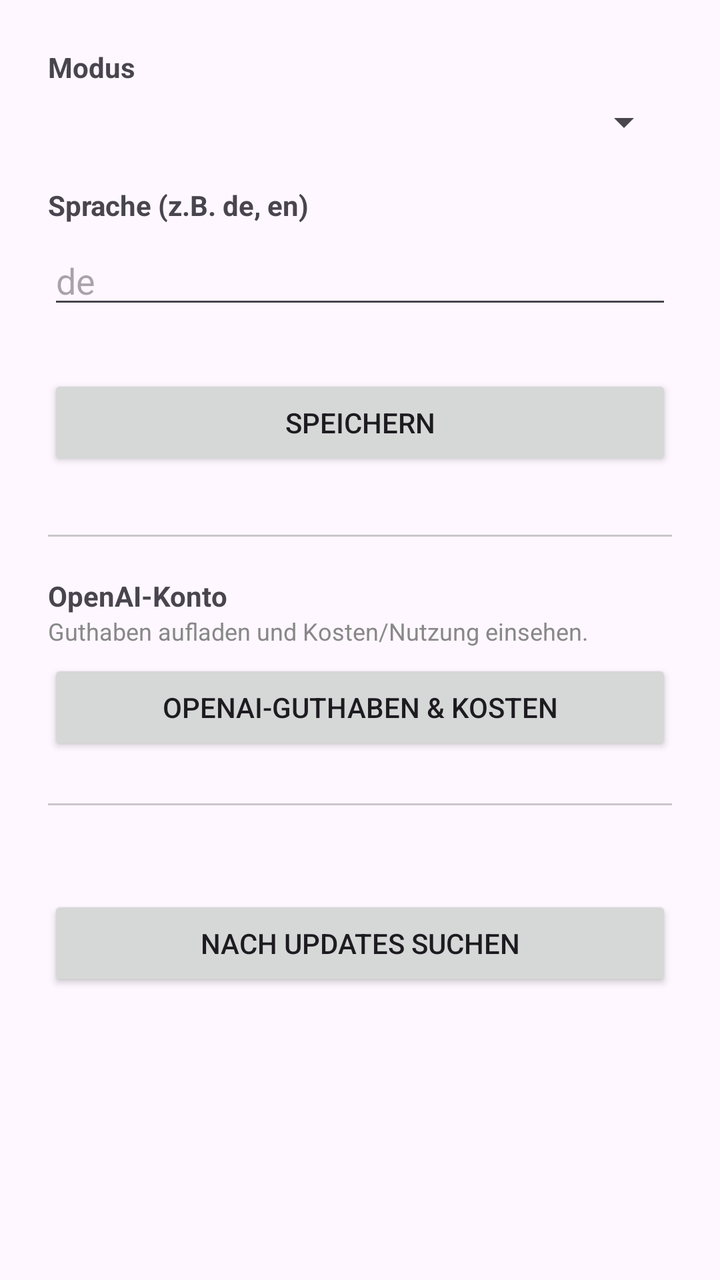
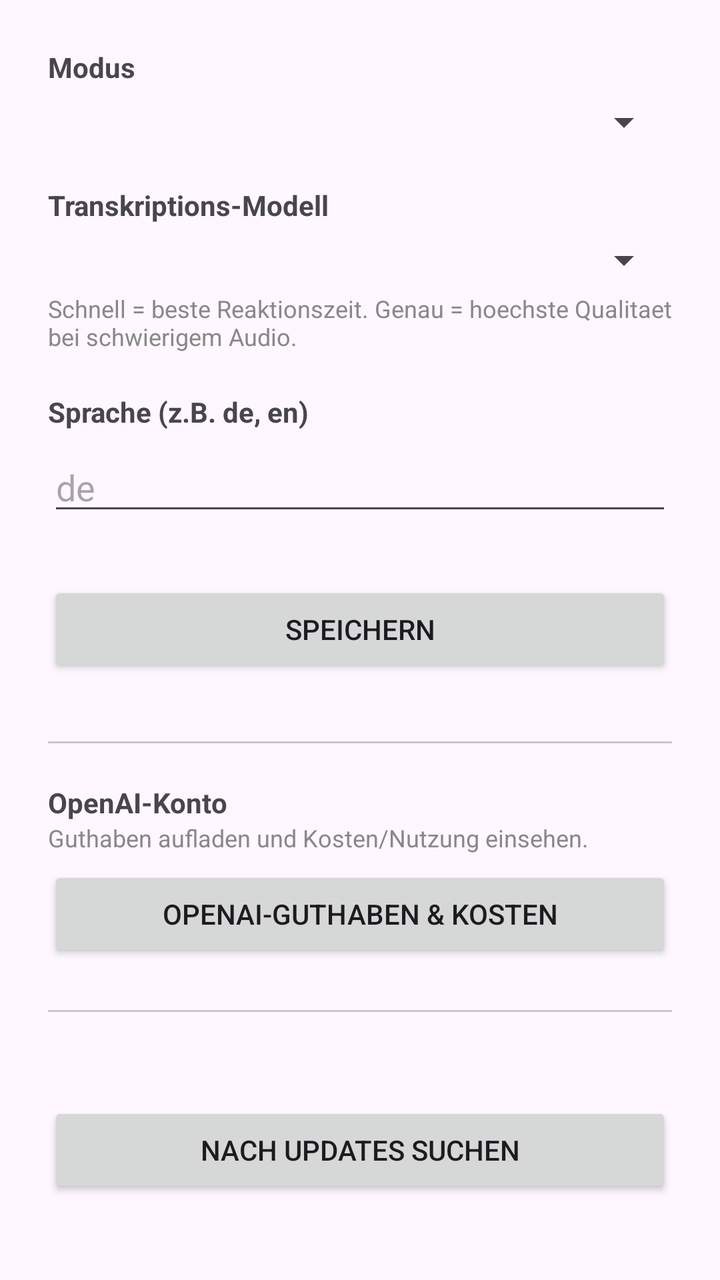

Screens rendered from an Android XML layout before and after an edit, with the pre-edit source and the edit as a unified diff.
<!-- AndroidManifest.xml: application theme Theme.Blitztext -->
<!-- res/layout/activity_settings.xml -->
<?xml version="1.0" encoding="utf-8"?>
<LinearLayout xmlns:android="http://schemas.android.com/apk/res/android"
    android:layout_width="match_parent"
    android:layout_height="match_parent"
    android:orientation="vertical"
    android:padding="24dp">

    <TextView
        android:layout_width="wrap_content"
        android:layout_height="wrap_content"
        android:text="Modus"
        android:textStyle="bold" />

    <Spinner
        android:id="@+id/spinner_workflow"
        android:layout_width="match_parent"
        android:layout_height="wrap_content"
        android:layout_marginTop="6dp" />

    <TextView
        android:layout_width="wrap_content"
        android:layout_height="wrap_content"
        android:layout_marginTop="20dp"
        android:text="Sprache (z.B. de, en)"
        android:textStyle="bold" />

    <EditText
        android:id="@+id/edit_language"
        android:layout_width="match_parent"
        android:layout_height="wrap_content"
        android:layout_marginTop="6dp"
        android:hint="de"
        android:inputType="text" />

    <Button
        android:id="@+id/btn_save"
        android:layout_width="match_parent"
        android:layout_height="wrap_content"
        android:layout_marginTop="28dp"
        android:text="Speichern" />

    <View
        android:layout_width="match_parent"
        android:layout_height="1dp"
        android:layout_marginTop="32dp"
        android:background="#33000000" />

    <TextView
        android:layout_width="wrap_content"
        android:layout_height="wrap_content"
        android:layout_marginTop="20dp"
        android:text="OpenAI-Konto"
        android:textStyle="bold" />

    <TextView
        android:layout_width="match_parent"
        android:layout_height="wrap_content"
        android:text="Guthaben aufladen und Kosten/Nutzung einsehen."
        android:textColor="#888888"
        android:textSize="12sp" />

    <Button
        android:id="@+id/btn_billing"
        android:layout_width="match_parent"
        android:layout_height="wrap_content"
        android:layout_marginTop="6dp"
        android:text="OpenAI-Guthaben &amp; Kosten" />

    <View
        android:layout_width="match_parent"
        android:layout_height="1dp"
        android:layout_marginTop="24dp"
        android:background="#33000000" />

    <TextView
        android:id="@+id/version_text"
        android:layout_width="wrap_content"
        android:layout_height="wrap_content"
        android:layout_marginTop="20dp"
        android:textColor="#888888" />

    <Button
        android:id="@+id/btn_update"
        android:layout_width="match_parent"
        android:layout_height="wrap_content"
        android:layout_marginTop="6dp"
        android:text="Nach Updates suchen" />
</LinearLayout>
<!-- resources referenced by this layout -->
<resources>
  <style name="Theme.Blitztext" parent="Theme.Material3.DayNight.NoActionBar">
          <item name="colorPrimary">@color/accent</item>
      </style>
  <color name="accent">#3B82F6</color>
</resources>

<!-- the commit's change to res/layout/activity_settings.xml (unified diff, before → after) -->
@@ -16,6 +16,27 @@
         android:layout_width="match_parent"
         android:layout_height="wrap_content"
         android:layout_marginTop="6dp" />
+
+    <TextView
+        android:layout_width="wrap_content"
+        android:layout_height="wrap_content"
+        android:layout_marginTop="20dp"
+        android:text="Transkriptions-Modell"
+        android:textStyle="bold" />
+
+    <Spinner
+        android:id="@+id/spinner_model"
+        android:layout_width="match_parent"
+        android:layout_height="wrap_content"
+        android:layout_marginTop="6dp" />
+
+    <TextView
+        android:layout_width="match_parent"
+        android:layout_height="wrap_content"
+        android:layout_marginTop="4dp"
+        android:text="Schnell = beste Reaktionszeit. Genau = hoechste Qualitaet bei schwierigem Audio."
+        android:textColor="#888888"
+        android:textSize="12sp" />
 
     <TextView
         android:layout_width="wrap_content"
